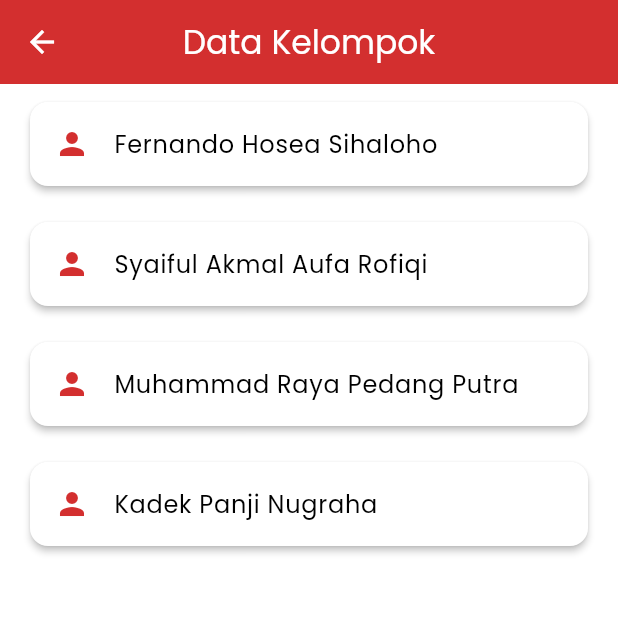
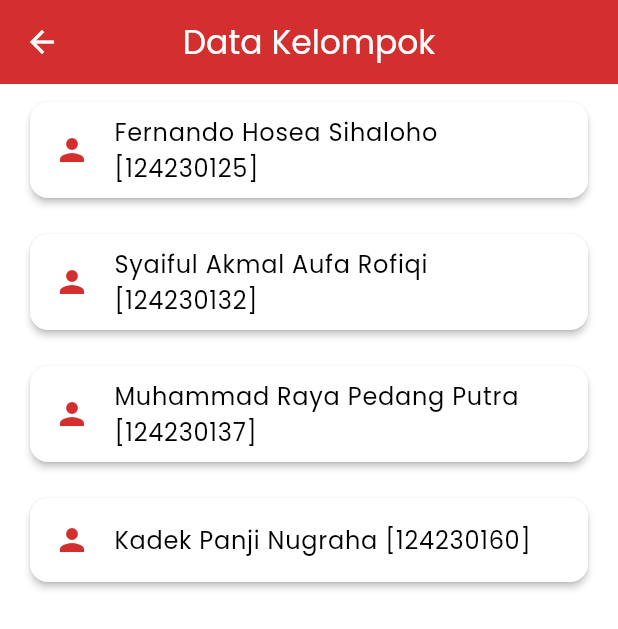
Before and after one commit to DodoCod/ProjekMobile, a Flutter app: the HalamanDataKelompok screen opened directly, on a phone screen of 412 x 824 dp. Shown: the top 629 px of the screen. Run offline on Flutter 3.47's test engine with Material 3 defaults, Android fonts, the phone set to English and light mode, and no system bars; our stand-ins replace google_fonts.

Commit message:
intial commit : revisi bosqq

```diff
--- a/lib/halaman_data_kelompok.dart
+++ b/lib/halaman_data_kelompok.dart
@@ -7,10 +7,10 @@ class HalamanDataKelompok extends StatelessWidget {
   @override
   Widget build(BuildContext context) {
     List<String> daftarAnggota = [
-      'Fernando Hosea Sihaloho',
-      'Syaiful Akmal Aufa Rofiqi',
-      'Muhammad Raya Pedang Putra',
-      'Kadek Panji Nugraha'
+      'Fernando Hosea Sihaloho [124230125]',
+      'Syaiful Akmal Aufa Rofiqi [124230132]',
+      'Muhammad Raya Pedang Putra [124230137]',
+      'Kadek Panji Nugraha [124230160]'
     ];
 
     return Scaffold(
```
